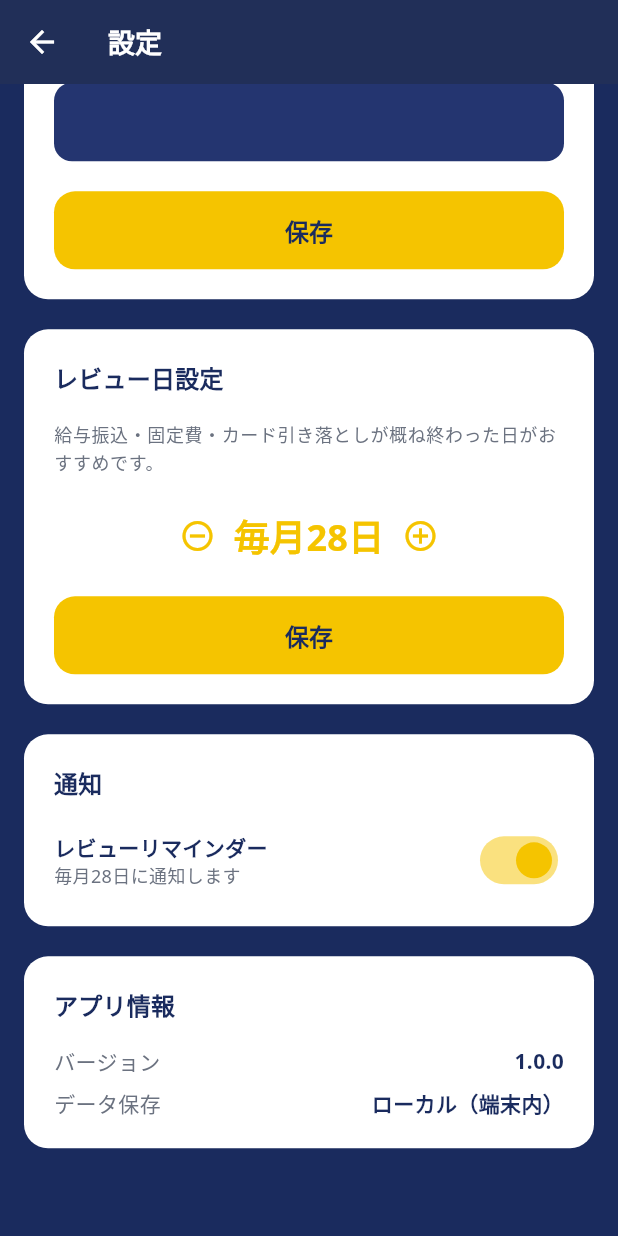
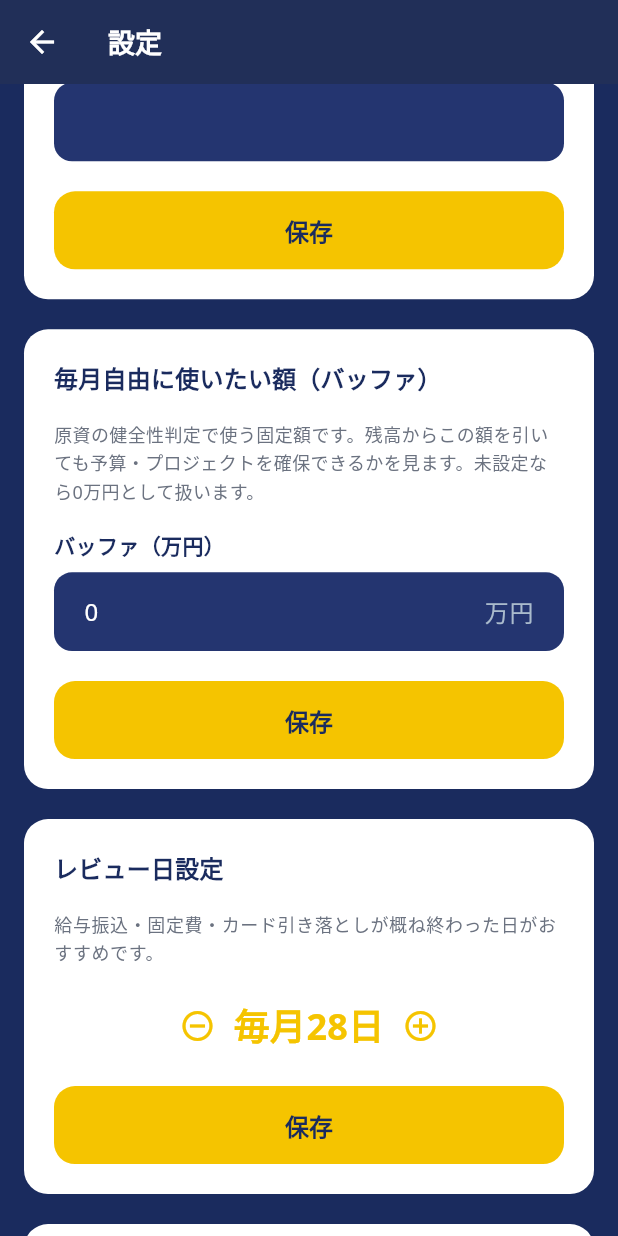
Before and after one commit to sakura9625/my-budget-plan, a Flutter app: the SettingsTab screen opened directly, scrolled down 576 dp, after a tap on "保存", on a phone screen of 412 x 824 dp. Run offline on Flutter 3.47's test engine with Material 3 defaults, Android fonts, the phone set to English and light mode, and no system bars; our stand-ins replace firebase_core, flutter_local_notifications, flutter_riverpod, go_router, google_fonts, hive and 2 more; accounts and stored records are empty.

Commit message:
feat: 原資の健全性判定にバッファ（毎月自由額）を追加し4段階化
- AppSettings に buffer フィールドを追加（設定画面で編集可能）
- AffordStatus を4段階（余裕/確保OK/控えめに/要自粛）に拡張し、
  balance と (予算+プロジェクト+buffer) の比較でしきい値判定
- 予算バッジ（利用率判定）は変更なし

Co-Authored-By: Claude Sonnet 5 <noreply@anthropic.com>
Claude-Session: https://claude.ai/code/session_01VyNpgQ3RkStAS8CeDyTbLn

```diff
--- a/lib/models/app_settings.dart
+++ b/lib/models/app_settings.dart
@@ -28,6 +28,9 @@ class AppSettings extends HiveObject {
   @HiveField(7)
   double totalBalance;
 
+  @HiveField(8)
+  double buffer;
+
   AppSettings({
     required this.annualIncome,
     required this.annualFixedCost,
@@ -37,6 +40,7 @@ class AppSettings extends HiveObject {
     this.notificationMinute = 0,
     this.initialSetupCompleted = false,
     this.totalBalance = 0,
+    this.buffer = 0,
   });
 
   double get annualFreeMoney => annualIncome - annualFixedCost;
--- a/lib/screens/settings_tab.dart
+++ b/lib/screens/settings_tab.dart
@@ -17,6 +17,7 @@ class _SettingsTabState extends ConsumerState<SettingsTab> {
   late TextEditingController _incomeController;
   late TextEditingController _fixedCostController;
   late TextEditingController _totalBalanceController;
+  late TextEditingController _bufferController;
   late int _reviewDay;
   late bool _notificationEnabled;
 
@@ -30,6 +31,8 @@ class _SettingsTabState extends ConsumerState<SettingsTab> {
         text: settings?.annualFixedCost.toStringAsFixed(0) ?? '');
     _totalBalanceController = TextEditingController(
         text: settings?.totalBalance.toStringAsFixed(0) ?? '');
+    _bufferController = TextEditingController(
+        text: settings?.buffer.toStringAsFixed(0) ?? '0');
     _reviewDay = settings?.reviewDay ?? 28;
     _notificationEnabled = settings?.notificationEnabled ?? true;
   }
@@ -114,6 +117,25 @@ class _SettingsTabState extends ConsumerState<SettingsTab> {
               const SizedBox(height: 20),
               ElevatedButton(
                 onPressed: _saveTotalBalance,
+                child: const Text('保存'),
+              ),
+            ],
+          ),
+          const SizedBox(height: 20),
+          _buildSection(
+            context,
+            title: '毎月自由に使いたい額（バッファ）',
+            children: [
+              const Text(
+                '原資の健全性判定で使う固定額です。残高からこの額を引いても'
+                '予算・プロジェクトを確保できるかを見ます。未設定なら0万円として扱います。',
+                style: TextStyle(color: Color(0xFF6B7280), fontSize: 12, height: 1.6),
+              ),
+              const SizedBox(height: 16),
+              _buildInputField('バッファ（万円）', _bufferController),
+              const SizedBox(height: 20),
+              ElevatedButton(
+                onPressed: _saveBuffer,
                 child: const Text('保存'),
               ),
             ],
@@ -306,6 +328,18 @@ class _SettingsTabState extends ConsumerState<SettingsTab> {
     }
   }
 
+  Future<void> _saveBuffer() async {
+    FocusScope.of(context).unfocus();
+    final settings = ref.read(settingsProvider);
+    if (settings == null) return;
+    settings.buffer = double.tryParse(_bufferController.text) ?? 0;
+    await ref.read(settingsProvider.notifier).save(settings);
+    if (mounted) {
+      ScaffoldMessenger.of(context)
+          .showSnackBar(const SnackBar(content: Text('保存しました')));
+    }
+  }
+
   Future<void> _saveReviewDay() async {
     FocusScope.of(context).unfocus();
     final settings = ref.read(settingsProvider);
--- a/lib/theme.dart
+++ b/lib/theme.dart
@@ -220,6 +220,7 @@ class AppTheme {
       case 'AffordStatus.comfortable': return success;
       case 'AffordStatus.ok':          return onTrack;
       case 'AffordStatus.tight':       return warning;
+      case 'AffordStatus.critical':    return danger;
       default: return Colors.grey;
     }
   }
@@ -229,6 +230,7 @@ class AppTheme {
       case 'AffordStatus.comfortable': return successBg;
       case 'AffordStatus.ok':          return onTrackBg;
       case 'AffordStatus.tight':       return warningBg;
+      case 'AffordStatus.critical':    return dangerBg;
       default: return const Color(0xFFF5F5F5);
     }
   }
@@ -238,6 +240,7 @@ class AppTheme {
       case 'AffordStatus.comfortable': return '余裕';
       case 'AffordStatus.ok':          return '確保OK';
       case 'AffordStatus.tight':       return '控えめに';
+      case 'AffordStatus.critical':    return '要自粛';
       default: return '-';
     }
   }
```
Also changed, not shown: lib/providers/calculation_provider.dart (+12 -9 lines), lib/models/app_settings.g.dart.
